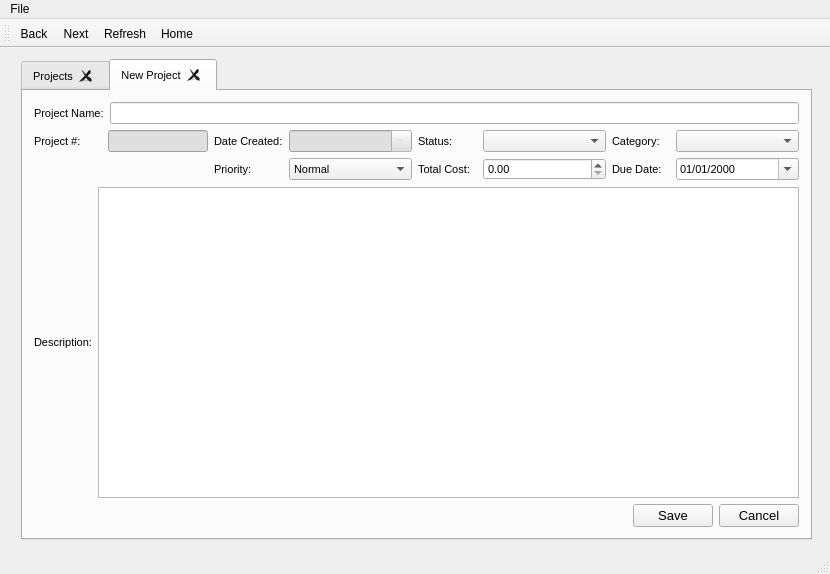
Above: src/mainwindow.ui from fraydaz/TaskBadger before the change. Below: the same form after it.
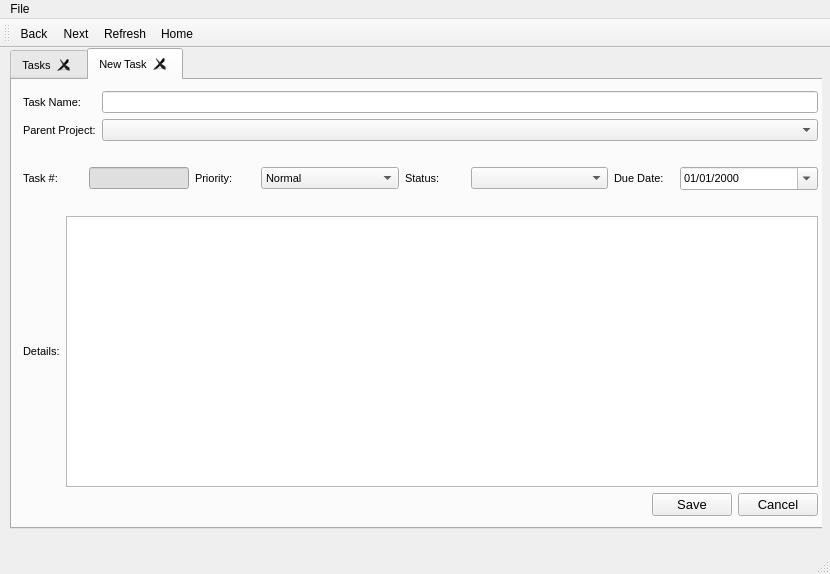
That is the form after the change. Icons and pictures are not drawn.

Diff of the .ui file:
```diff
--- a/src/mainwindow.ui
+++ b/src/mainwindow.ui
@@ -18,11 +18,17 @@
     <normaloff>:/Images/TaskBadgerLogo.png</normaloff>:/Images/TaskBadgerLogo.png</iconset>
   </property>
   <widget class="QWidget" name="centralWidget">
-   <layout class="QVBoxLayout" name="verticalLayout">
-    <item>
      <widget class="QStackedWidget" name="stackedWidget">
+    <property name="geometry">
+     <rect>
+      <x>10</x>
+      <y>0</y>
+      <width>812</width>
+      <height>481</height>
+     </rect>
+    </property>
       <property name="currentIndex">
-       <number>1</number>
+     <number>2</number>
       </property>
       <widget class="QWidget" name="page">
        <layout class="QVBoxLayout" name="verticalLayout_2">
@@ -320,6 +326,19 @@
             </item>
            </layout>
           </item>
+        <item>
+         <spacer name="horizontalSpacer_6">
+          <property name="orientation">
+           <enum>Qt::Horizontal</enum>
+          </property>
+          <property name="sizeHint" stdset="0">
+           <size>
+            <width>40</width>
+            <height>20</height>
+           </size>
+          </property>
+         </spacer>
+        </item>
           <item>
            <layout class="QFormLayout" name="formLayout_2">
             <item row="0" column="0">
@@ -502,6 +521,19 @@
             </item>
            </layout>
           </item>
+        <item>
+         <spacer name="horizontalSpacer_11">
+          <property name="orientation">
+           <enum>Qt::Horizontal</enum>
+          </property>
+          <property name="sizeHint" stdset="0">
+           <size>
+            <width>40</width>
+            <height>20</height>
+           </size>
+          </property>
+         </spacer>
+        </item>
           <item>
            <layout class="QHBoxLayout" name="horizontalLayout_11">
             <item>
@@ -519,6 +551,19 @@
             </item>
            </layout>
           </item>
+        <item>
+         <spacer name="horizontalSpacer_12">
+          <property name="orientation">
+           <enum>Qt::Horizontal</enum>
+          </property>
+          <property name="sizeHint" stdset="0">
+           <size>
+            <width>40</width>
+            <height>20</height>
+           </size>
+          </property>
+         </spacer>
+        </item>
           <item>
            <layout class="QHBoxLayout" name="horizontalLayout_12">
             <item>
@@ -572,9 +617,448 @@
         </widget>
        </widget>
       </widget>
-     </widget>
-    </item>
-   </layout>
+    <widget class="QWidget" name="page_3">
+     <widget class="QTabWidget" name="task_tabWidget">
+      <property name="geometry">
+       <rect>
+        <x>0</x>
+        <y>0</y>
+        <width>821</width>
+        <height>481</height>
+       </rect>
+      </property>
+      <property name="font">
+       <font>
+        <pointsize>8</pointsize>
+        <weight>50</weight>
+        <bold>false</bold>
+       </font>
+      </property>
+      <property name="currentIndex">
+       <number>1</number>
+      </property>
+      <property name="tabsClosable">
+       <bool>true</bool>
+      </property>
+      <property name="movable">
+       <bool>true</bool>
+      </property>
+      <widget class="QWidget" name="tasks">
+       <attribute name="title">
+        <string>Tasks</string>
+       </attribute>
+       <layout class="QVBoxLayout" name="verticalLayout_7">
+        <item>
+         <spacer name="horizontalSpacer_14">
+          <property name="orientation">
+           <enum>Qt::Horizontal</enum>
+          </property>
+          <property name="sizeHint" stdset="0">
+           <size>
+            <width>40</width>
+            <height>20</height>
+           </size>
+          </property>
+         </spacer>
+        </item>
+        <item>
+         <widget class="QLineEdit" name="projectInfo">
+          <property name="font">
+           <font>
+            <pointsize>11</pointsize>
+            <weight>75</weight>
+            <italic>false</italic>
+            <bold>true</bold>
+            <underline>false</underline>
+           </font>
+          </property>
+          <property name="styleSheet">
+           <string notr="true">color: rgb(0, 85, 127);
+background-color: rgb(240, 240, 240);</string>
+          </property>
+          <property name="alignment">
+           <set>Qt::AlignCenter</set>
+          </property>
+          <property name="readOnly">
+           <bool>true</bool>
+          </property>
+         </widget>
+        </item>
+        <item>
+         <spacer name="horizontalSpacer_13">
+          <property name="orientation">
+           <enum>Qt::Horizontal</enum>
+          </property>
+          <property name="sizeHint" stdset="0">
+           <size>
+            <width>40</width>
+            <height>20</height>
+           </size>
+          </property>
+         </spacer>
+        </item>
+        <item>
+         <widget class="QTableView" name="tasksView"/>
+        </item>
+        <item>
+         <layout class="QHBoxLayout" name="horizontalLayout_6">
+          <item>
+           <spacer name="horizontalSpacer_9">
+            <property name="orientation">
+             <enum>Qt::Horizontal</enum>
+            </property>
+            <property name="sizeHint" stdset="0">
+             <size>
+              <width>40</width>
+              <height>20</height>
+             </size>
+            </property>
+           </spacer>
+          </item>
+          <item>
+           <widget class="QPushButton" name="back_to_project">
+            <property name="text">
+             <string>Back To Project</string>
+            </property>
+            <property name="icon">
+             <iconset resource="myres.qrc">
+              <normaloff>:/Images/icons8-left-48.png</normaloff>:/Images/icons8-left-48.png</iconset>
+            </property>
+           </widget>
+          </item>
+          <item>
+           <widget class="QPushButton" name="task_list">
+            <property name="text">
+             <string>Lists</string>
+            </property>
+            <property name="icon">
+             <iconset resource="myres.qrc">
+              <normaloff>:/Images/icons8-to-do-48.png</normaloff>:/Images/icons8-to-do-48.png</iconset>
+            </property>
+           </widget>
+          </item>
+          <item>
+           <widget class="QPushButton" name="new_task">
+            <property name="text">
+             <string>New</string>
+            </property>
+            <property name="icon">
+             <iconset resource="myres.qrc">
+              <normaloff>:/Images/icons8-plus-48.png</normaloff>:/Images/icons8-plus-48.png</iconset>
+            </property>
+           </widget>
+          </item>
+          <item>
+           <widget class="QPushButton" name="edit_task">
+            <property name="text">
+             <string>Edit</string>
+            </property>
+            <property name="icon">
+             <iconset resource="myres.qrc">
+              <normaloff>:/Images/icons8-edit-48.png</normaloff>:/Images/icons8-edit-48.png</iconset>
+            </property>
+           </widget>
+          </item>
+          <item>
+           <widget class="QPushButton" name="delete_task">
+            <property name="text">
+             <string>Delete</string>
+            </property>
+            <property name="icon">
+             <iconset resource="myres.qrc">
+              <normaloff>:/Images/icons8-close-window-48.png</normaloff>:/Images/icons8-close-window-48.png</iconset>
+            </property>
+           </widget>
+          </item>
+          <item>
+           <widget class="QPushButton" name="search_task">
+            <property name="text">
+             <string>Search</string>
+            </property>
+            <property name="icon">
+             <iconset resource="myres.qrc">
+              <normaloff>:/Images/icons8-search-48.png</normaloff>:/Images/icons8-search-48.png</iconset>
+            </property>
+           </widget>
+          </item>
+         </layout>
+        </item>
+       </layout>
+      </widget>
+      <widget class="QWidget" name="new_taskTab">
+       <attribute name="title">
+        <string>New Task</string>
+       </attribute>
+       <layout class="QVBoxLayout" name="verticalLayout_3">
+        <item>
+         <layout class="QFormLayout" name="formLayout">
+          <item row="0" column="0">
+           <widget class="QLabel" name="taskName">
+            <property name="text">
+             <string>Task Name:</string>
+            </property>
+            <property name="buddy">
+             <cstring>name</cstring>
+            </property>
+           </widget>
+          </item>
+          <item row="0" column="1">
+           <widget class="QLineEdit" name="t_name"/>
+          </item>
+          <item row="1" column="0">
+           <widget class="QLabel" name="taskProject">
+            <property name="text">
+             <string>Parent Project:</string>
+            </property>
+            <property name="buddy">
+             <cstring>t_project</cstring>
+            </property>
+           </widget>
+          </item>
+          <item row="1" column="1">
+           <widget class="QComboBox" name="t_project"/>
+          </item>
+         </layout>
+        </item>
+        <item>
+         <layout class="QGridLayout" name="gridLayout">
+          <item row="1" column="0">
+           <widget class="QLabel" name="taskNum">
+            <property name="sizePolicy">
+             <sizepolicy hsizetype="Minimum" vsizetype="Preferred">
+              <horstretch>0</horstretch>
+              <verstretch>0</verstretch>
+             </sizepolicy>
+            </property>
+            <property name="minimumSize">
+             <size>
+              <width>40</width>
+              <height>0</height>
+             </size>
+            </property>
+            <property name="maximumSize">
+             <size>
+              <width>60</width>
+              <height>16777215</height>
+             </size>
+            </property>
+            <property name="text">
+             <string>Task #:</string>
+            </property>
+            <property name="buddy">
+             <cstring>num</cstring>
+            </property>
+           </widget>
+          </item>
+          <item row="1" column="5">
+           <widget class="QComboBox" name="t_status"/>
+          </item>
+          <item row="1" column="2">
+           <widget class="QLabel" name="taskPriority">
+            <property name="maximumSize">
+             <size>
+              <width>60</width>
+              <height>16777215</height>
+             </size>
+            </property>
+            <property name="text">
+             <string>Priority:</string>
+            </property>
+            <property name="buddy">
+             <cstring>priority</cstring>
+            </property>
+           </widget>
+          </item>
+          <item row="1" column="3">
+           <widget class="QComboBox" name="t_priority">
+            <item>
+             <property name="text">
+              <string>Normal</string>
+             </property>
+            </item>
+            <item>
+             <property name="text">
+              <string>High</string>
+             </property>
+            </item>
+            <item>
+             <property name="text">
+              <string>Highest</string>
+             </property>
+            </item>
+            <item>
+             <property name="text">
+              <string>Low</string>
+             </property>
+            </item>
+            <item>
+             <property name="text">
+              <string>Lowest</string>
+             </property>
+            </item>
+           </widget>
+          </item>
+          <item row="1" column="1">
+           <widget class="QLineEdit" name="t_num">
+            <property name="maximumSize">
+             <size>
+              <width>100</width>
+              <height>16777215</height>
+             </size>
+            </property>
+            <property name="styleSheet">
+             <string notr="true">background-color: rgb(223, 223, 223);</string>
+            </property>
+            <property name="readOnly">
+             <bool>true</bool>
+            </property>
+            <property name="clearButtonEnabled">
+             <bool>false</bool>
+            </property>
+           </widget>
+          </item>
+          <item row="1" column="4">
+           <widget class="QLabel" name="taskStatus">
+            <property name="maximumSize">
+             <size>
+              <width>60</width>
+              <height>16777215</height>
+             </size>
+            </property>
+            <property name="text">
+             <string>Status:</string>
+            </property>
+            <property name="buddy">
+             <cstring>status</cstring>
+            </property>
+           </widget>
+          </item>
+          <item row="1" column="6">
+           <widget class="QLabel" name="taskDue">
+            <property name="maximumSize">
+             <size>
+              <width>60</width>
+              <height>16777215</height>
+             </size>
+            </property>
+            <property name="text">
+             <string>Due Date:</string>
+            </property>
+            <property name="buddy">
+             <cstring>due</cstring>
+            </property>
+           </widget>
+          </item>
+          <item row="1" column="7">
+           <widget class="QDateEdit" name="t_due">
+            <property name="displayFormat">
+             <string>MM/dd/yyyy</string>
+            </property>
+            <property name="calendarPopup">
+             <bool>true</bool>
+            </property>
+           </widget>
+          </item>
+          <item row="0" column="0" colspan="2">
+           <spacer name="horizontalSpacer_5">
+            <property name="orientation">
+             <enum>Qt::Horizontal</enum>
+            </property>
+            <property name="sizeHint" stdset="0">
+             <size>
+              <width>40</width>
+              <height>20</height>
+             </size>
+            </property>
+           </spacer>
+          </item>
+         </layout>
+        </item>
+        <item>
+         <spacer name="horizontalSpacer">
+          <property name="orientation">
+           <enum>Qt::Horizontal</enum>
+          </property>
+          <property name="sizeHint" stdset="0">
+           <size>
+            <width>40</width>
+            <height>20</height>
+           </size>
+          </property>
+         </spacer>
+        </item>
+        <item>
+         <layout class="QHBoxLayout" name="horizontalLayout_15">
+          <item>
+           <widget class="QLabel" name="taskDetails">
+            <property name="text">
+             <string>Details:</string>
+            </property>
+            <property name="buddy">
+             <cstring>description</cstring>
+            </property>
+           </widget>
+          </item>
+          <item>
+           <widget class="QTextEdit" name="t_description"/>
+          </item>
+         </layout>
+        </item>
+        <item>
+         <layout class="QHBoxLayout" name="horizontalLayout_16">
+          <item>
+           <spacer name="horizontalSpacer_10">
+            <property name="orientation">
+             <enum>Qt::Horizontal</enum>
+            </property>
+            <property name="sizeHint" stdset="0">
+             <size>
+              <width>40</width>
+              <height>20</height>
+             </size>
+            </property>
+           </spacer>
+          </item>
+          <item>
+           <widget class="QPushButton" name="task_save">
+            <property name="font">
+             <font>
+              <pointsize>10</pointsize>
+             </font>
+            </property>
+            <property name="text">
+             <string>Save</string>
+            </property>
+            <property name="icon">
+             <iconset resource="myres.qrc">
+              <normaloff>:/Images/icons8-save-all-48.png</normaloff>:/Images/icons8-save-all-48.png</iconset>
+            </property>
+           </widget>
+          </item>
+          <item>
+           <widget class="QPushButton" name="task_cancel">
+            <property name="font">
+             <font>
+              <pointsize>10</pointsize>
+             </font>
+            </property>
+            <property name="text">
+             <string>Cancel</string>
+            </property>
+            <property name="icon">
+             <iconset resource="myres.qrc">
+              <normaloff>:/Images/icons8-close-window-48.png</normaloff>:/Images/icons8-close-window-48.png</iconset>
+            </property>
+           </widget>
+          </item>
+         </layout>
+        </item>
+       </layout>
+      </widget>
+     </widget>
+    </widget>
+    <widget class="QWidget" name="page_4"/>
+   </widget>
   </widget>
   <widget class="QStatusBar" name="statusBar"/>
   <widget class="QToolBar" name="mainToolBar">
```
Left out of the diff: 58 changed lines with no effect on the pictures. Lines whose indentation alone changed are shown as unchanged.
